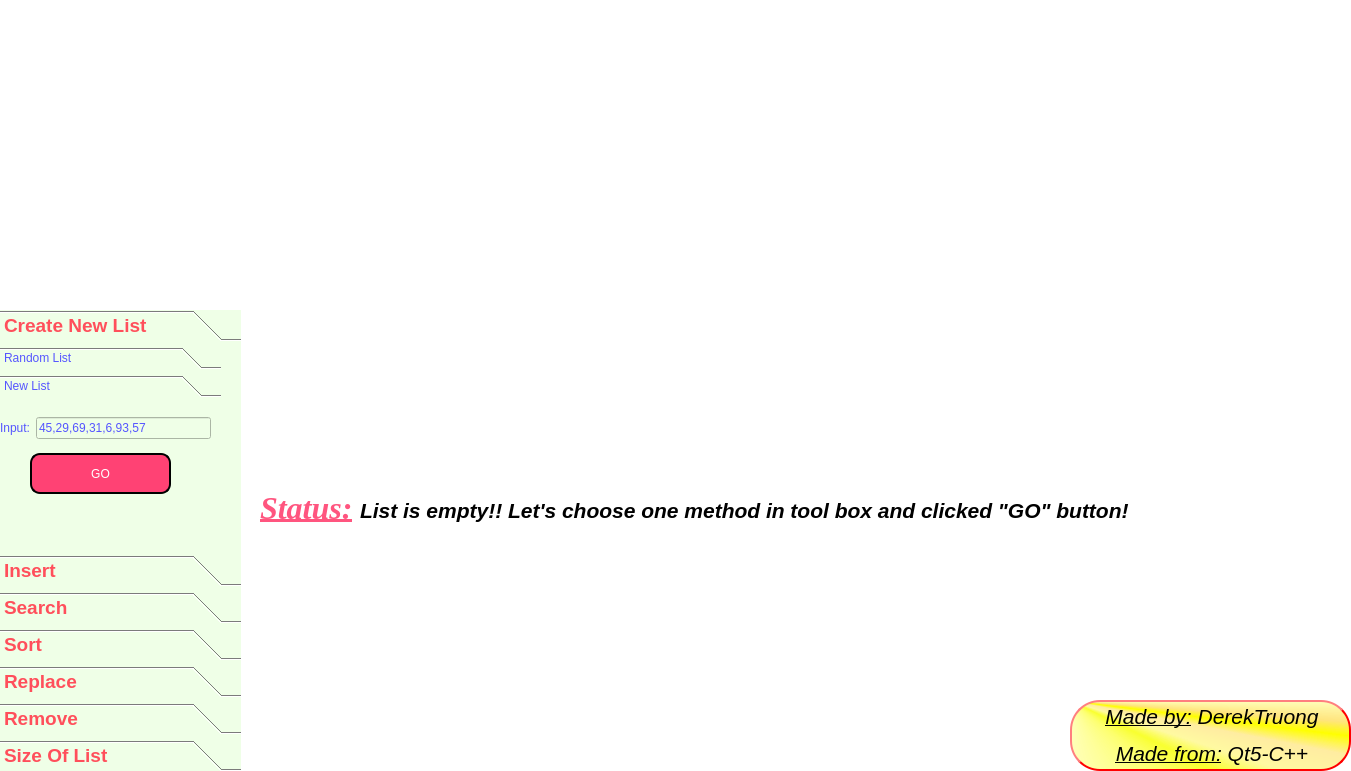
Before: the Qt Designer form Linked_list/main_widget.ui in derektruong/Visual_Linked_List_Qt5, drawn with Qt 5.
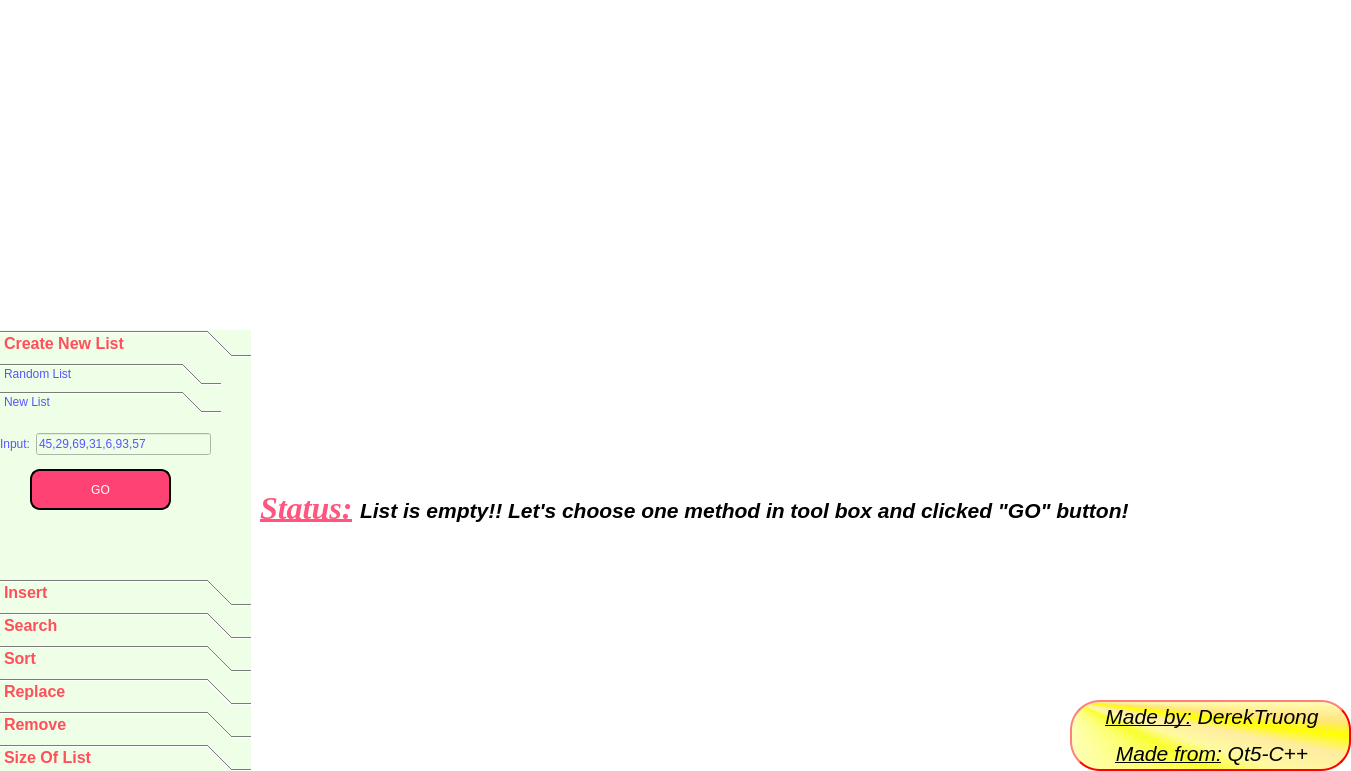
After: the same form once the commit is applied. The open tabs and pages were chosen to show the change.

Patch:
```diff
--- a/Linked_list/main_widget.ui
+++ b/Linked_list/main_widget.ui
@@ -20,14 +20,14 @@
    <property name="geometry">
     <rect>
      <x>0</x>
-     <y>310</y>
-     <width>241</width>
-     <height>461</height>
+     <y>330</y>
+     <width>251</width>
+     <height>441</height>
     </rect>
    </property>
    <property name="font">
     <font>
-     <pointsize>14</pointsize>
+     <pointsize>12</pointsize>
      <weight>75</weight>
      <bold>true</bold>
     </font>
@@ -41,6 +41,14 @@
 </string>
    </property>
    <widget class="QWidget" name="page_7">
+    <property name="geometry">
+     <rect>
+      <x>0</x>
+      <y>0</y>
+      <width>251</width>
+      <height>210</height>
+     </rect>
+    </property>
     <attribute name="label">
      <string>Create New List</string>
     </attribute>
@@ -50,7 +58,7 @@
        <x>0</x>
        <y>0</y>
        <width>221</width>
-       <height>181</height>
+       <height>171</height>
       </rect>
      </property>
      <property name="styleSheet">
@@ -132,7 +140,7 @@
         <x>0</x>
         <y>0</y>
         <width>221</width>
-        <height>107</height>
+        <height>105</height>
        </rect>
       </property>
       <attribute name="label">
@@ -162,7 +170,7 @@
         <string>GO</string>
        </property>
       </widget>
-      <widget class="QWidget" name="">
+      <widget class="QWidget" name="layoutWidget_5">
        <property name="geometry">
         <rect>
          <x>0</x>
```
Left out of the diff: 62 changed lines with no effect on the pictures.
